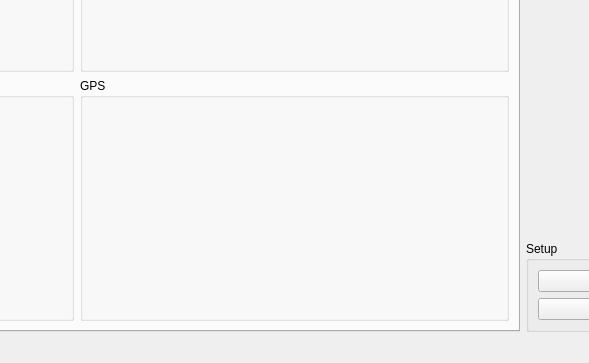
Old version of the form controller_pc/ui/mainWindow.ui in the repository dridri/bcflight; both pictures show x 375 to 964 and y 484 to 847 of the 1110 by 847 pixel window.
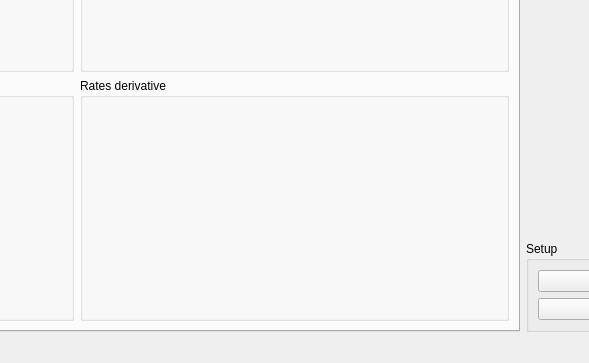
New version of the form. The open tabs and pages were chosen to show the change. Custom widgets are drawn as their Qt base class.

```diff
--- a/controller_pc/ui/mainWindow.ui
+++ b/controller_pc/ui/mainWindow.ui
@@ -668,7 +668,7 @@
         <item row="2" column="1">
          <widget class="QGroupBox" name="groupBox_26">
           <property name="title">
-           <string>GPS</string>
+           <string>Rates derivative</string>
           </property>
           <layout class="QGridLayout" name="gridLayout_36">
            <item row="0" column="0">
```
Left out of the diff: 2 changed lines with no effect on the pictures.
